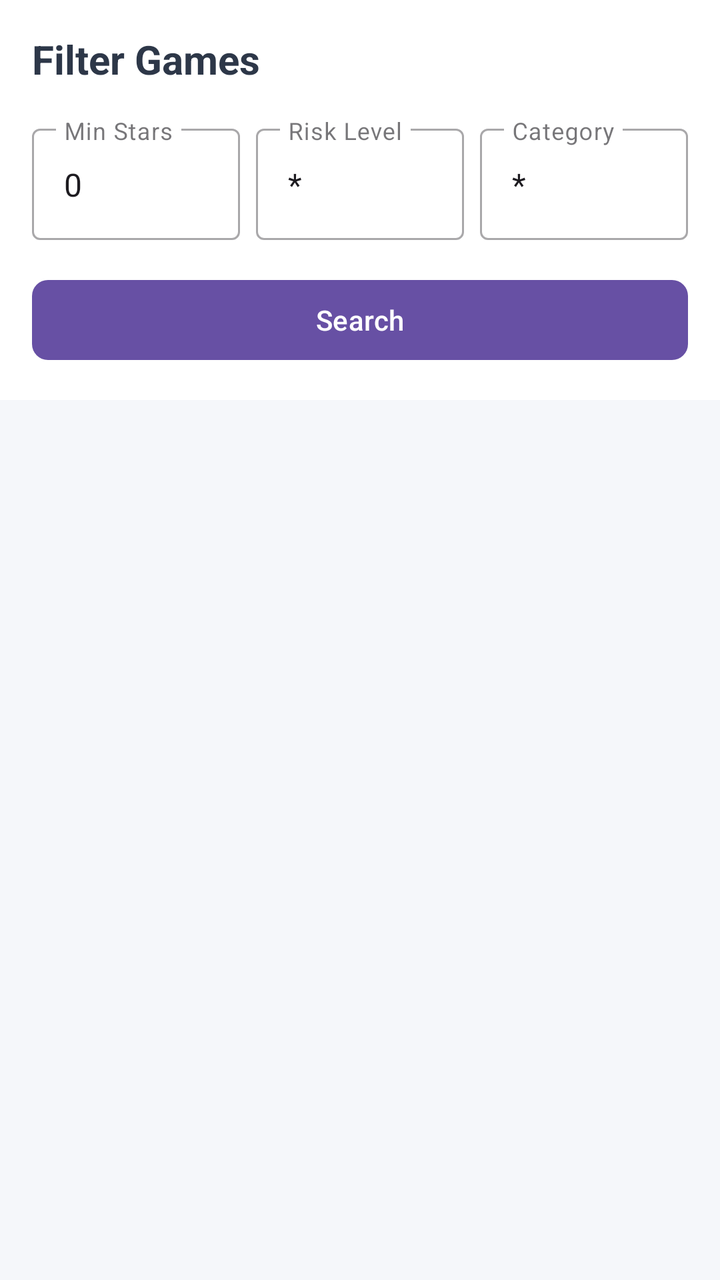
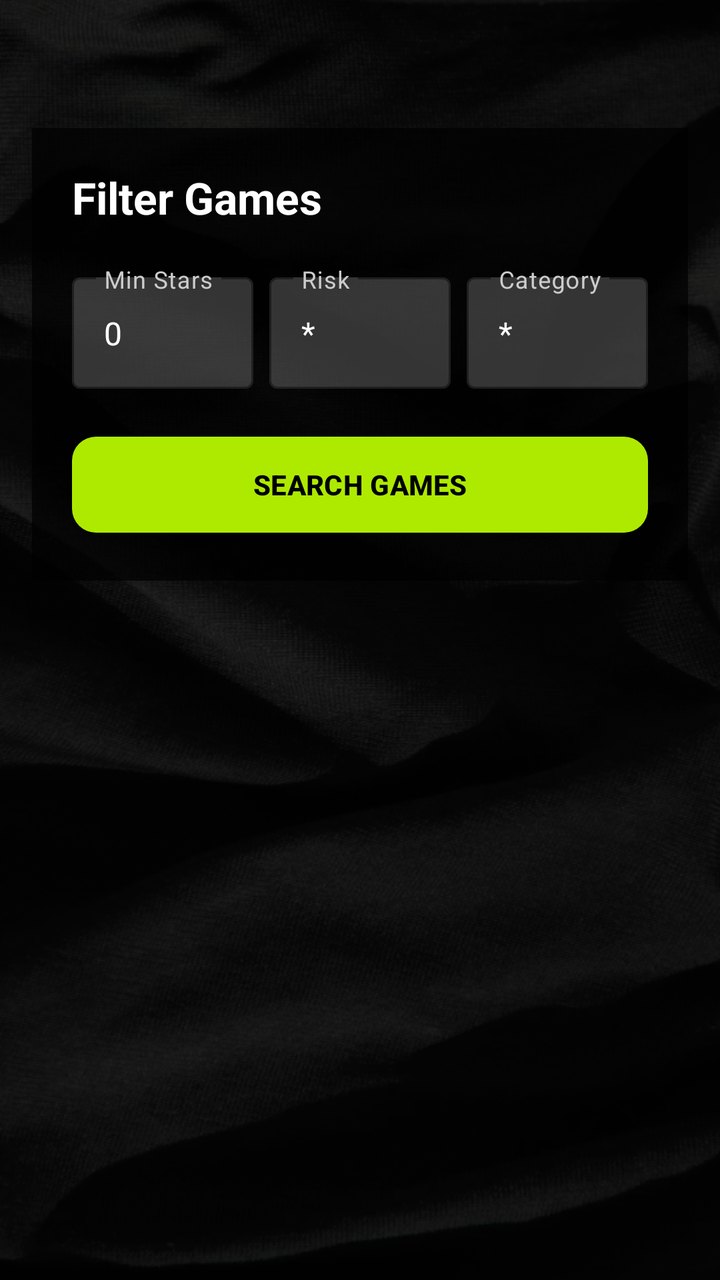

The first picture is an Android layout as it rendered before a commit; the second is the same layout after the commit. The layout source and the unified diff follow.
<!-- AndroidManifest.xml: application theme Theme.MyApplication -->
<!-- res/layout/activity_search.xml -->
<?xml version="1.0" encoding="utf-8"?>

<androidx.constraintlayout.widget.ConstraintLayout xmlns:android="http://schemas.android.com/apk/res/android"
    xmlns:app="http://schemas.android.com/apk/res-auto"
    android:layout_width="match_parent"
    android:layout_height="match_parent"
    android:background="#F5F7FA">

    <LinearLayout
        android:id="@+id/filter_container"
        android:layout_width="match_parent"
        android:layout_height="wrap_content"
        android:orientation="vertical"
        android:padding="16dp"
        android:background="@android:color/white"
        app:layout_constraintTop_toTopOf="parent">

        <TextView
            android:layout_width="wrap_content"
            android:layout_height="wrap_content"
            android:text="Filter Games"
            android:textSize="20sp"
            android:textStyle="bold"
            android:textColor="#2D3748"
            android:layout_marginBottom="16dp"/>

        <LinearLayout
            android:layout_width="match_parent"
            android:layout_height="wrap_content"
            android:orientation="horizontal">

            <com.google.android.material.textfield.TextInputLayout
                android:layout_width="0dp"
                android:layout_height="wrap_content"
                android:layout_weight="1"
                android:hint="Min Stars"
                style="@style/Widget.MaterialComponents.TextInputLayout.OutlinedBox"
                android:layout_marginEnd="8dp">
                <com.google.android.material.textfield.TextInputEditText
                    android:id="@+id/et_min_stars"
                    android:layout_width="match_parent"
                    android:layout_height="wrap_content"
                    android:inputType="number"
                    android:text="0"/>
            </com.google.android.material.textfield.TextInputLayout>

            <com.google.android.material.textfield.TextInputLayout
                android:layout_width="0dp"
                android:layout_height="wrap_content"
                android:layout_weight="1"
                android:hint="Risk Level"
                style="@style/Widget.MaterialComponents.TextInputLayout.OutlinedBox"
                android:layout_marginEnd="8dp">
                <com.google.android.material.textfield.TextInputEditText
                    android:id="@+id/et_risk_level"
                    android:layout_width="match_parent"
                    android:layout_height="wrap_content"
                    android:text="*"/>
            </com.google.android.material.textfield.TextInputLayout>

            <com.google.android.material.textfield.TextInputLayout
                android:layout_width="0dp"
                android:layout_height="wrap_content"
                android:layout_weight="1"
                android:hint="Category"
                style="@style/Widget.MaterialComponents.TextInputLayout.OutlinedBox">
                <com.google.android.material.textfield.TextInputEditText
                    android:id="@+id/et_category"
                    android:layout_width="match_parent"
                    android:layout_height="wrap_content"
                    android:text="*"/>
            </com.google.android.material.textfield.TextInputLayout>
        </LinearLayout>

        <com.google.android.material.button.MaterialButton
            android:id="@+id/btn_search"
            android:layout_width="match_parent"
            android:layout_height="wrap_content"
            android:text="Search"
            android:layout_marginTop="16dp"
            app:cornerRadius="8dp"/>
    </LinearLayout>

    <androidx.recyclerview.widget.RecyclerView
        android:id="@+id/rv_games"
        android:layout_width="match_parent"
        android:layout_height="0dp"
        app:layout_constraintTop_toBottomOf="@id/filter_container"
        app:layout_constraintBottom_toBottomOf="parent"
        android:padding="8dp"
        android:clipToPadding="false"/>

    <ProgressBar
        android:id="@+id/progress_bar"
        android:layout_width="wrap_content"
        android:layout_height="wrap_content"
        android:visibility="gone"
        app:layout_constraintBottom_toBottomOf="parent"
        app:layout_constraintEnd_toEndOf="parent"
        app:layout_constraintStart_toStartOf="parent"
        app:layout_constraintTop_toBottomOf="@id/filter_container" />

</androidx.constraintlayout.widget.ConstraintLayout>
<!-- resources referenced by this layout -->
<resources>
  <style name="Theme.MyApplication" parent="Base.Theme.MyApplication" />
  <style name="Base.Theme.MyApplication" parent="Theme.Material3.DayNight.NoActionBar">
          
          
      </style>
</resources>

<!-- the commit's change to res/layout/activity_search.xml (unified diff, before → after) -->
@@ -4,25 +4,28 @@
     xmlns:app="http://schemas.android.com/apk/res-auto"
     android:layout_width="match_parent"
     android:layout_height="match_parent"
-    android:background="#F5F7FA">
+    android:background="@null">
 
     <LinearLayout
         android:id="@+id/filter_container"
         android:layout_width="match_parent"
         android:layout_height="wrap_content"
         android:orientation="vertical"
-        android:padding="16dp"
-        android:background="@android:color/white"
-        app:layout_constraintTop_toTopOf="parent">
+        android:padding="20dp"
+        android:background="@color/glass_dark"
+        android:layout_marginTop="64dp"
+        app:layout_constraintTop_toTopOf="parent"
+        android:layout_marginHorizontal="16dp"
+        android:elevation="4dp">
 
         <TextView
             android:layout_width="wrap_content"
             android:layout_height="wrap_content"
             android:text="Filter Games"
-            android:textSize="20sp"
+            android:textSize="22sp"
             android:textStyle="bold"
-            android:textColor="#2D3748"
-            android:layout_marginBottom="16dp"/>
+            android:textColor="@color/white"
+            android:layout_marginBottom="20dp"/>
 
         <LinearLayout
             android:layout_width="match_parent"
@@ -34,13 +37,18 @@
                 android:layout_height="wrap_content"
                 android:layout_weight="1"
                 android:hint="Min Stars"
+                android:textColorHint="#CCCCCC"
                 style="@style/Widget.MaterialComponents.TextInputLayout.OutlinedBox"
+                app:boxStrokeColor="@color/lime"
+                app:hintTextColor="@color/lime"
+                app:boxBackgroundColor="@color/glass_input"
                 android:layout_marginEnd="8dp">
                 <com.google.android.material.textfield.TextInputEditText
                     android:id="@+id/et_min_stars"
                     android:layout_width="match_parent"
                     android:layout_height="wrap_content"
                     android:inputType="number"
+                    android:textColor="@color/white"
                     android:text="0"/>
             </com.google.android.material.textfield.TextInputLayout>
 
@@ -48,13 +56,18 @@
                 android:layout_width="0dp"
                 android:layout_height="wrap_content"
                 android:layout_weight="1"
-                android:hint="Risk Level"
+                android:hint="Risk"
+                android:textColorHint="#CCCCCC"
                 style="@style/Widget.MaterialComponents.TextInputLayout.OutlinedBox"
+                app:boxStrokeColor="@color/lime"
+                app:hintTextColor="@color/lime"
+                app:boxBackgroundColor="@color/glass_input"
                 android:layout_marginEnd="8dp">
                 <com.google.android.material.textfield.TextInputEditText
                     android:id="@+id/et_risk_level"
                     android:layout_width="match_parent"
                     android:layout_height="wrap_content"
+                    android:textColor="@color/white"
                     android:text="*"/>
             </com.google.android.material.textfield.TextInputLayout>
 
@@ -63,11 +76,16 @@
                 android:layout_height="wrap_content"
                 android:layout_weight="1"
                 android:hint="Category"
-                style="@style/Widget.MaterialComponents.TextInputLayout.OutlinedBox">
+                android:textColorHint="#CCCCCC"
+                style="@style/Widget.MaterialComponents.TextInputLayout.OutlinedBox"
+                app:boxStrokeColor="@color/lime"
+                app:hintTextColor="@color/lime"
+                app:boxBackgroundColor="@color/glass_input">
                 <com.google.android.material.textfield.TextInputEditText
                     android:id="@+id/et_category"
                     android:layout_width="match_parent"
                     android:layout_height="wrap_content"
+                    android:textColor="@color/white"
                     android:text="*"/>
             </com.google.android.material.textfield.TextInputLayout>
         </LinearLayout>
@@ -75,10 +93,13 @@
         <com.google.android.material.button.MaterialButton
             android:id="@+id/btn_search"
             android:layout_width="match_parent"
-            android:layout_height="wrap_content"
-            android:text="Search"
-            android:layout_marginTop="16dp"
-            app:cornerRadius="8dp"/>
+            android:layout_height="56dp"
+            android:text="SEARCH GAMES"
+            android:layout_marginTop="20dp"
+            app:cornerRadius="12dp"
+            android:textStyle="bold"
+            android:textColor="@color/black"
+            app:backgroundTint="@color/lime"/>
     </LinearLayout>
 
     <androidx.recyclerview.widget.RecyclerView
@@ -87,7 +108,7 @@
         android:layout_height="0dp"
         app:layout_constraintTop_toBottomOf="@id/filter_container"
         app:layout_constraintBottom_toBottomOf="parent"
-        android:padding="8dp"
+        android:padding="12dp"
         android:clipToPadding="false"/>
 
     <ProgressBar
<!-- resource entries referenced after the edit -->
@@ -1,9 +1,18 @@
 <!-- resources referenced by this layout -->
 <resources>
+  <color name="black">#FF000000</color>
+  <color name="glass_dark">#B3000000</color>
+  <color name="glass_input">#33FFFFFF</color>
+  <color name="lime">#AEEA00</color>
+  <color name="white">#FFFFFFFF</color>
   <style name="Theme.MyApplication" parent="Base.Theme.MyApplication" />
   <style name="Base.Theme.MyApplication" parent="Theme.Material3.DayNight.NoActionBar">
           
           
+          <item name="android:windowBackground">@drawable/app_background</item>
+          <item name="android:windowTranslucentStatus">true</item>
+          <item name="android:windowTranslucentNavigation">true</item>
       </style>
+  <!-- drawable app_background: png bitmap (drawable, 230819 bytes) -->
 </resources>
 
